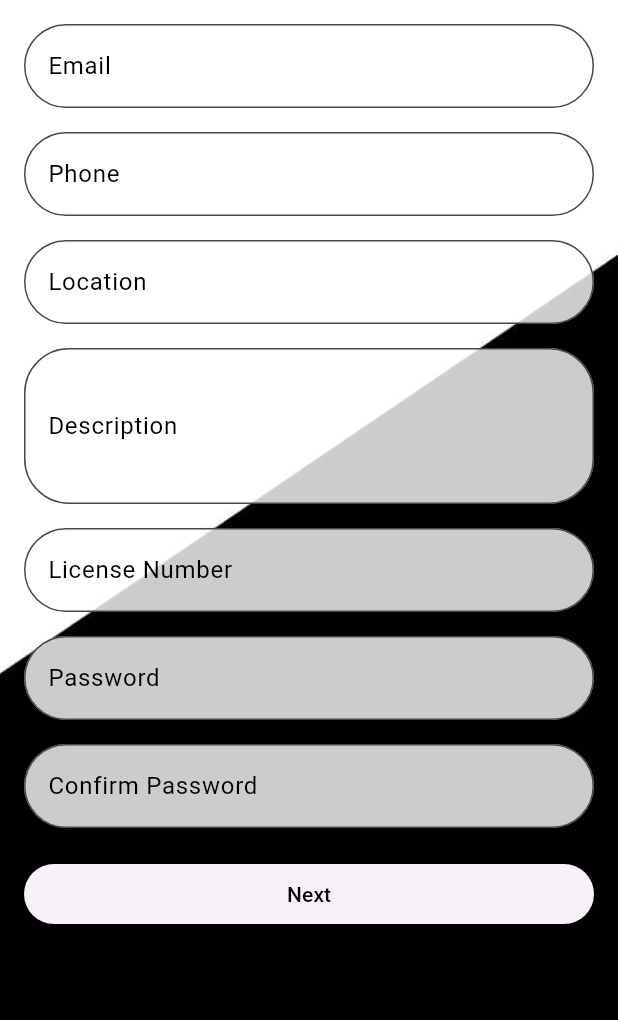
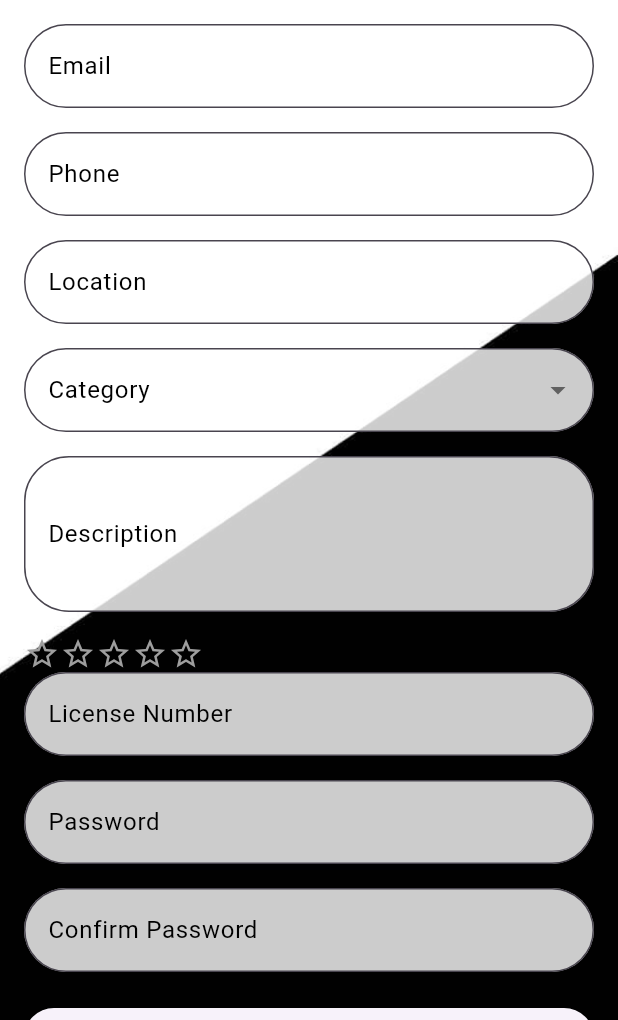
Before and after one commit to aravindptf/parlour_ap, a Flutter app: the RegisterPage screen opened directly, on a phone screen of 412 x 824 dp, the part 216-1236 px from its top. Run offline on Flutter 3.47's test engine with Material 3 defaults, Android fonts, the phone set to English and light mode, and no system bars; our stand-ins replace carousel_slider, curved_navigation_bar, google_fonts, image_picker, smooth_page_indicator.

Commit message:
register

```diff
--- a/lib/imageupload.dart
+++ b/lib/imageupload.dart
@@ -18,7 +18,7 @@ class ImageUploadPage extends StatefulWidget {
     required this.email,
     required this.phone,
     required this.password,
-    required this.licenceNumber,
+    required this.licenceNumber, required Type category,
   }) : super(key: key);
 
   @override
--- a/lib/preview_page.dart
+++ b/lib/preview_page.dart
@@ -1,5 +1,6 @@
 
 
+import 'package:flutter/foundation.dart';
 import 'package:flutter/material.dart';
 import 'package:parlour/imageupload.dart';
 
@@ -12,6 +13,7 @@ class PreviewPage extends StatelessWidget {
   final String password;
   final String description;
   final String licenceNumber;
+  final String category;
 
   const PreviewPage({
     Key? key,
@@ -22,6 +24,7 @@ class PreviewPage extends StatelessWidget {
     required this.password,
     required this.description,
     required this.licenceNumber,
+    required this.category, required double rating,
   }) : super(key: key);
 
   @override
@@ -39,6 +42,9 @@ class PreviewPage extends StatelessWidget {
             Text('Phone: $phone',style: TextStyle(fontSize: 30),),
             Text('Description: $description',style: TextStyle(fontSize: 30),),
             Text('Licence Number: $licenceNumber',style: TextStyle(fontSize: 30),),
+            Text('Category: $category',style: TextStyle(fontSize: 30),),
+
+
             const SizedBox(height: 20),
             ElevatedButton(
               onPressed: () {
@@ -53,6 +59,7 @@ class PreviewPage extends StatelessWidget {
                     password: password,
                     description: description,
                     licenceNumber: licenceNumber,
+                    category: Category,
                   )),
                 );
               },
--- a/lib/register.dart
+++ b/lib/register.dart
@@ -33,7 +33,12 @@ class _RegisterPageState extends State<RegisterPage> {
   final _passwordController = TextEditingController();
   final _confirmPasswordController = TextEditingController();
   String? _parlourname, _email, _phone, _password, _location, _description, _licenceNumber;
+   String? _category;
+      // New variable to hold the selected category
   final ApiService _apiService = ApiService();
+  // Default rating value
+  final double _initialRating = 0.0;
+
 
   @override
   void dispose() {
@@ -105,6 +110,33 @@ class _RegisterPageState extends State<RegisterPage> {
                       validator: (value) => value!.isEmpty ? 'Please enter your location' : null,
                     ),
                     const SizedBox(height: 16.0),
+                    // Category Dropdown Field
+                    DropdownButtonFormField<String>(
+                      decoration: InputDecoration(
+                        labelText: 'Category',
+                        labelStyle: const TextStyle(color: Colors.black),
+                        border: OutlineInputBorder(
+                          borderRadius: BorderRadius.circular(30),
+                        ),
+                        filled: true,
+                        fillColor: Colors.white.withOpacity(0.8),
+                      ),
+                      value: _category,
+                      items: ['Men', 'Women', 'Unisex'].map((String category) {
+                        return DropdownMenuItem<String>(
+                          value: category,
+                          child: Text(category),
+                        );
+                      }).toList(),
+                      onChanged: (value) {
+                        setState(() {
+                          _category = value;
+                        });
+                      },
+                      validator: (value) => value == null ? 'Please select a category' : null,
+                      onSaved: (value) => _category = value,
+                    ),
+                    const SizedBox(height: 16.0),
 
                     // Description Field
                     _buildTextField(
@@ -114,7 +146,15 @@ class _RegisterPageState extends State<RegisterPage> {
                       maxLines: 3,
                     ),
                     const SizedBox(height: 16.0),
-
+                     // Static Star Rating Display (set to 0 stars)
+                    Row(
+                      children: List.generate(5, (index) {
+                        return const Icon(
+                          Icons.star_border, // Empty star icon
+                          color: Colors.grey,
+                        );
+                      }),
+                    ),
                     // License Number Field
                     _buildTextField(
                       label: 'License Number',
@@ -159,6 +199,8 @@ class _RegisterPageState extends State<RegisterPage> {
                             'password': _password!,
                             'description': _description!,
                             'licenceNumber': _licenceNumber!,
+                             'category': _category!,
+                               'rating': _initialRating.toString(),
                           };
                           bool success = await _apiService.registerUser(registrationData);
 
@@ -174,6 +216,8 @@ class _RegisterPageState extends State<RegisterPage> {
                                   password: _password!,
                                   description: _description!,
                                   licenceNumber: _licenceNumber!,
+                                  category: _category!,
+                                  rating: _initialRating,
                                 ),
                               ),
                             );
```
